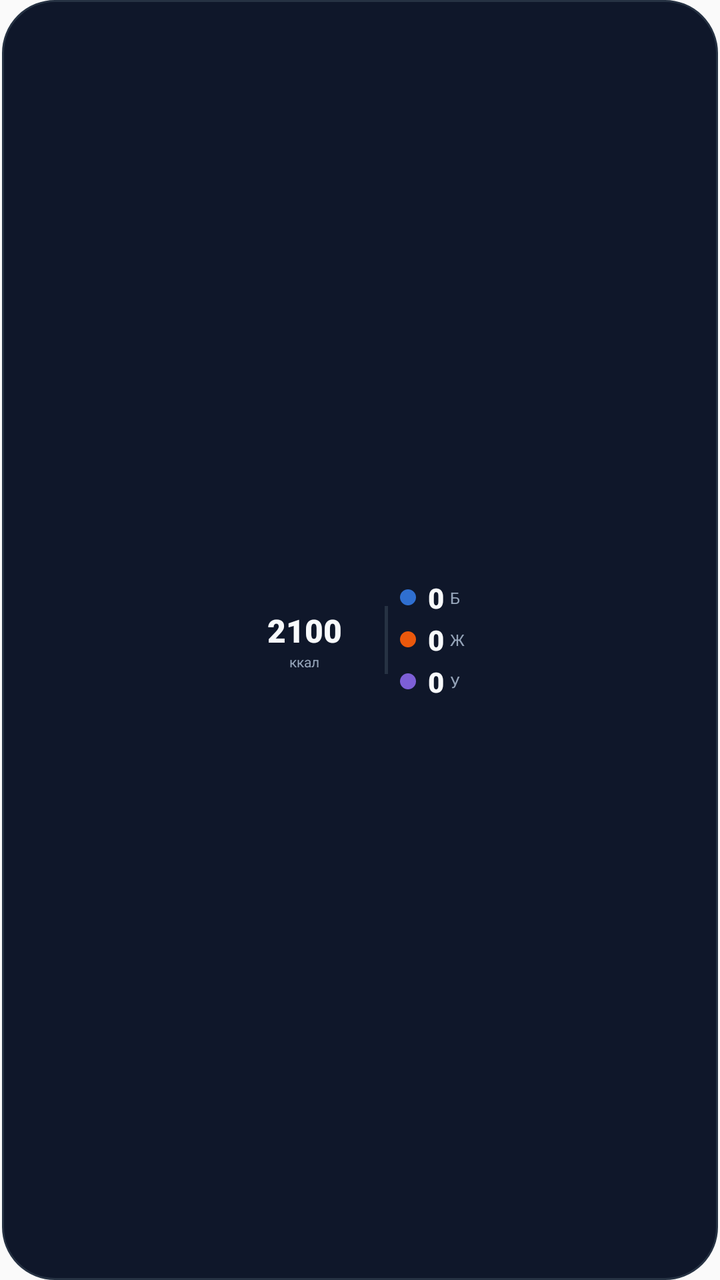
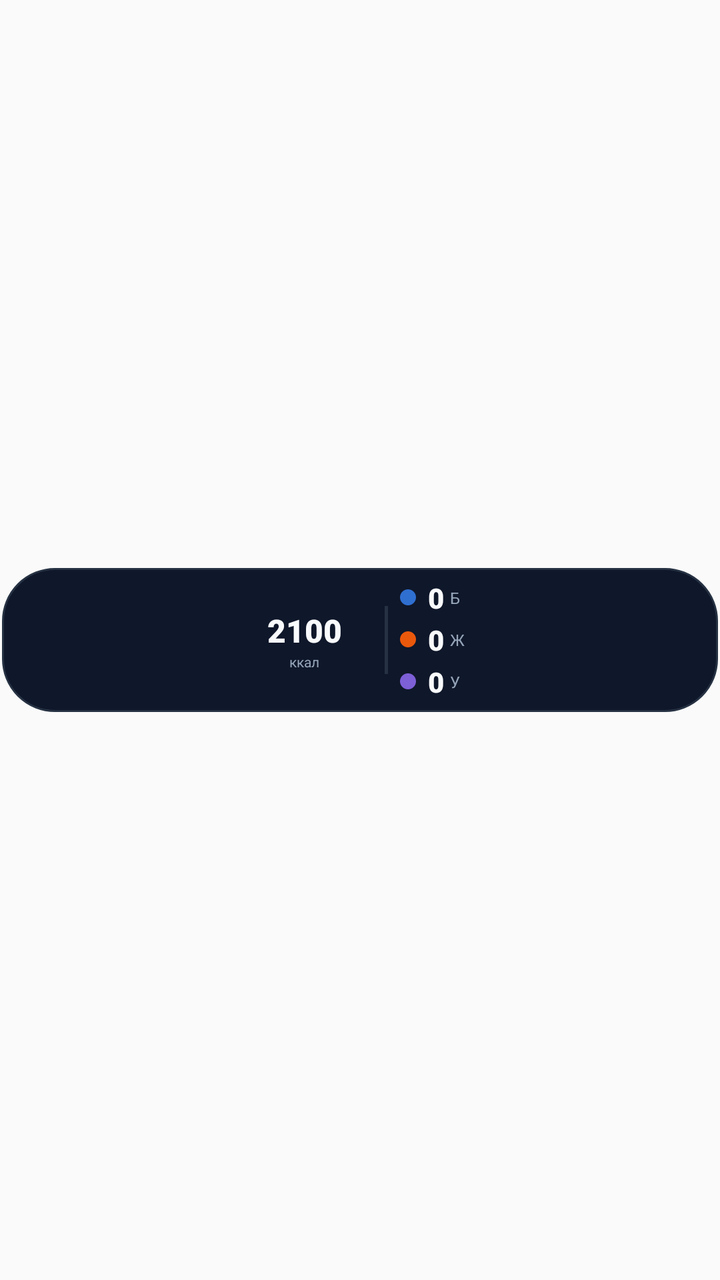

Screens rendered from an Android XML layout before and after an edit, with the pre-edit source and the edit as a unified diff.
<!-- AndroidManifest.xml: application theme AppTheme -->
<!-- res/layout/widget_calories_dark.xml -->
<?xml version="1.0" encoding="utf-8"?>
<FrameLayout xmlns:android="http://schemas.android.com/apk/res/android"
    android:id="@+id/widget_root"
    android:layout_width="match_parent"
    android:layout_height="match_parent">

    
    <FrameLayout
        android:layout_width="match_parent"
        android:layout_height="match_parent"
        android:layout_gravity="center"
        android:layout_marginStart="1dp"
        android:layout_marginEnd="1dp"
        android:background="@drawable/widget_bg_dark"
        android:paddingStart="3dp"
        android:paddingEnd="10dp"
        android:paddingTop="12dp"
        android:paddingBottom="12dp">

        <LinearLayout
            android:layout_width="wrap_content"
            android:layout_height="wrap_content"
            android:layout_gravity="center"
            android:gravity="center_vertical"
            android:orientation="horizontal">

            
            <FrameLayout
                android:layout_width="64dp"
                android:layout_height="64dp"
                android:layout_marginEnd="4dp">

                <ImageView
                    android:id="@+id/widget_ring"
                    android:layout_width="64dp"
                    android:layout_height="64dp"
                    android:contentDescription="@null"
                    android:scaleType="fitCenter" />

                <LinearLayout
                    android:layout_width="wrap_content"
                    android:layout_height="wrap_content"
                    android:layout_gravity="center"
                    android:gravity="center_horizontal"
                    android:orientation="vertical">

                    <TextView
                        android:id="@+id/widget_remain"
                        android:layout_width="42dp"
                        android:layout_height="wrap_content"
                        android:autoSizeTextType="uniform"
                        android:autoSizeMinTextSize="9sp"
                        android:autoSizeMaxTextSize="16sp"
                        android:fontFamily="sans-serif-black"
                        android:gravity="center"
                        android:maxLines="1"
                        android:text="2100"
                        android:textColor="#F8FAFC"
                        android:textSize="16sp" />

                    <TextView
                        android:id="@+id/widget_remain_unit"
                        android:layout_width="wrap_content"
                        android:layout_height="wrap_content"
                        android:fontFamily="sans-serif"
                        android:gravity="center"
                        android:maxLines="1"
                        android:text="ккал"
                        android:textColor="#94A3B8"
                        android:textSize="7sp" />
                </LinearLayout>
            </FrameLayout>

            
            <FrameLayout
                android:layout_width="1.5dp"
                android:layout_height="34dp"
                android:layout_marginStart="4dp"
                android:layout_marginEnd="4dp"
                android:background="#263243" />

            <LinearLayout
                android:layout_width="wrap_content"
                android:layout_height="wrap_content"
                android:layout_marginStart="2dp"
                android:orientation="vertical">

                <LinearLayout
                    android:layout_width="wrap_content"
                    android:layout_height="wrap_content"
                    android:gravity="center_vertical"
                    android:orientation="horizontal">

                    <ImageView
                        android:id="@+id/widget_dot_p"
                        android:layout_width="8dp"
                        android:layout_height="8dp"
                        android:contentDescription="@null"
                        android:src="@drawable/widget_dot_protein" />

                    <TextView
                        android:id="@+id/widget_p"
                        android:layout_width="wrap_content"
                        android:layout_height="wrap_content"
                        android:layout_marginStart="6dp"
                        android:fontFamily="sans-serif-black"
                        android:maxLines="1"
                        android:text="0"
                        android:textColor="#F8FAFC"
                        android:textSize="14sp" />

                    <TextView
                        android:layout_width="wrap_content"
                        android:layout_height="wrap_content"
                        android:layout_marginStart="3dp"
                        android:fontFamily="sans-serif"
                        android:maxLines="1"
                        android:text="Б"
                        android:textColor="#94A3B8"
                        android:textSize="8sp" />
                </LinearLayout>

                <LinearLayout
                    android:layout_width="wrap_content"
                    android:layout_height="wrap_content"
                    android:layout_marginTop="2dp"
                    android:gravity="center_vertical"
                    android:orientation="horizontal">

                    <ImageView
                        android:id="@+id/widget_dot_f"
                        android:layout_width="8dp"
                        android:layout_height="8dp"
                        android:contentDescription="@null"
                        android:src="@drawable/widget_dot_fat" />

                    <TextView
                        android:id="@+id/widget_f"
                        android:layout_width="wrap_content"
                        android:layout_height="wrap_content"
                        android:layout_marginStart="6dp"
                        android:fontFamily="sans-serif-black"
                        android:maxLines="1"
                        android:text="0"
                        android:textColor="#F8FAFC"
                        android:textSize="14sp" />

                    <TextView
                        android:layout_width="wrap_content"
                        android:layout_height="wrap_content"
                        android:layout_marginStart="3dp"
                        android:fontFamily="sans-serif"
                        android:maxLines="1"
                        android:text="Ж"
                        android:textColor="#94A3B8"
                        android:textSize="8sp" />
                </LinearLayout>

                <LinearLayout
                    android:layout_width="wrap_content"
                    android:layout_height="wrap_content"
                    android:layout_marginTop="2dp"
                    android:gravity="center_vertical"
                    android:orientation="horizontal">

                    <ImageView
                        android:id="@+id/widget_dot_c"
                        android:layout_width="8dp"
                        android:layout_height="8dp"
                        android:contentDescription="@null"
                        android:src="@drawable/widget_dot_carbs" />

                    <TextView
                        android:id="@+id/widget_c"
                        android:layout_width="wrap_content"
                        android:layout_height="wrap_content"
                        android:layout_marginStart="6dp"
                        android:fontFamily="sans-serif-black"
                        android:maxLines="1"
                        android:text="0"
                        android:textColor="#F8FAFC"
                        android:textSize="14sp" />

                    <TextView
                        android:layout_width="wrap_content"
                        android:layout_height="wrap_content"
                        android:layout_marginStart="3dp"
                        android:fontFamily="sans-serif"
                        android:maxLines="1"
                        android:text="У"
                        android:textColor="#94A3B8"
                        android:textSize="8sp" />
                </LinearLayout>
            </LinearLayout>
        </LinearLayout>
    </FrameLayout>

</FrameLayout>
<!-- resources referenced by this layout -->
<resources>
  <!-- drawable widget_bg_dark (drawable) -->
  <?xml version="1.0" encoding="utf-8"?>
  <shape xmlns:android="http://schemas.android.com/apk/res/android"
      android:shape="rectangle">
      <solid android:color="#0F172A" />
      <corners android:radius="26dp" />
      <stroke
          android:width="1dp"
          android:color="#263243" />
  </shape>
  <!-- drawable widget_dot_carbs (drawable) -->
  <?xml version="1.0" encoding="utf-8"?>
  <shape xmlns:android="http://schemas.android.com/apk/res/android"
      android:shape="oval">
      <solid android:color="#7D5FD6" />
  </shape>
  <!-- drawable widget_dot_fat (drawable) -->
  <?xml version="1.0" encoding="utf-8"?>
  <shape xmlns:android="http://schemas.android.com/apk/res/android"
      android:shape="oval">
      <solid android:color="#EA580C" />
  </shape>
  <!-- drawable widget_dot_protein (drawable) -->
  <?xml version="1.0" encoding="utf-8"?>
  <shape xmlns:android="http://schemas.android.com/apk/res/android"
      android:shape="oval">
      <solid android:color="#2F6FD0" />
  </shape>
  <style name="AppTheme" parent="android:style/Theme.Material.Light.NoActionBar" />
</resources>

<!-- the commit's change to res/layout/widget_calories_dark.xml (unified diff, before → after) -->
@@ -2,20 +2,20 @@
 <FrameLayout xmlns:android="http://schemas.android.com/apk/res/android"
     android:id="@+id/widget_root"
     android:layout_width="match_parent"
-    android:layout_height="match_parent">
+    android:layout_height="wrap_content">
 
     
     <FrameLayout
         android:layout_width="match_parent"
-        android:layout_height="match_parent"
+        android:layout_height="wrap_content"
         android:layout_gravity="center"
         android:layout_marginStart="1dp"
         android:layout_marginEnd="1dp"
         android:background="@drawable/widget_bg_dark"
         android:paddingStart="3dp"
         android:paddingEnd="10dp"
-        android:paddingTop="12dp"
-        android:paddingBottom="12dp">
+        android:paddingTop="4dp"
+        android:paddingBottom="4dp">
 
         <LinearLayout
             android:layout_width="wrap_content"
